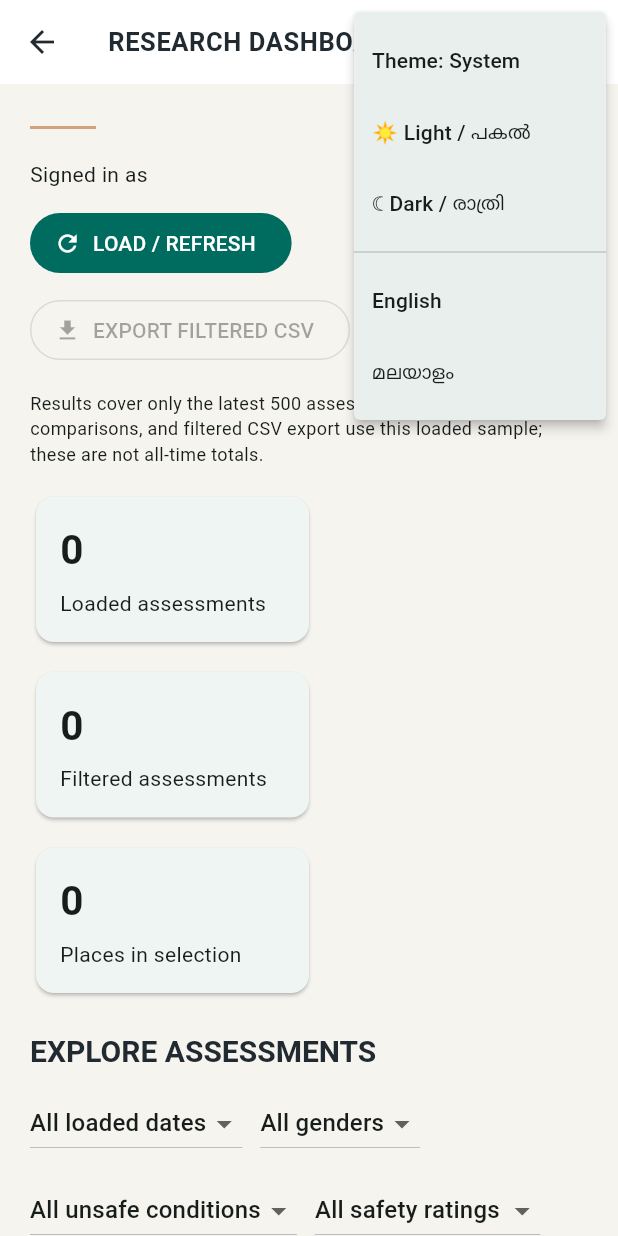
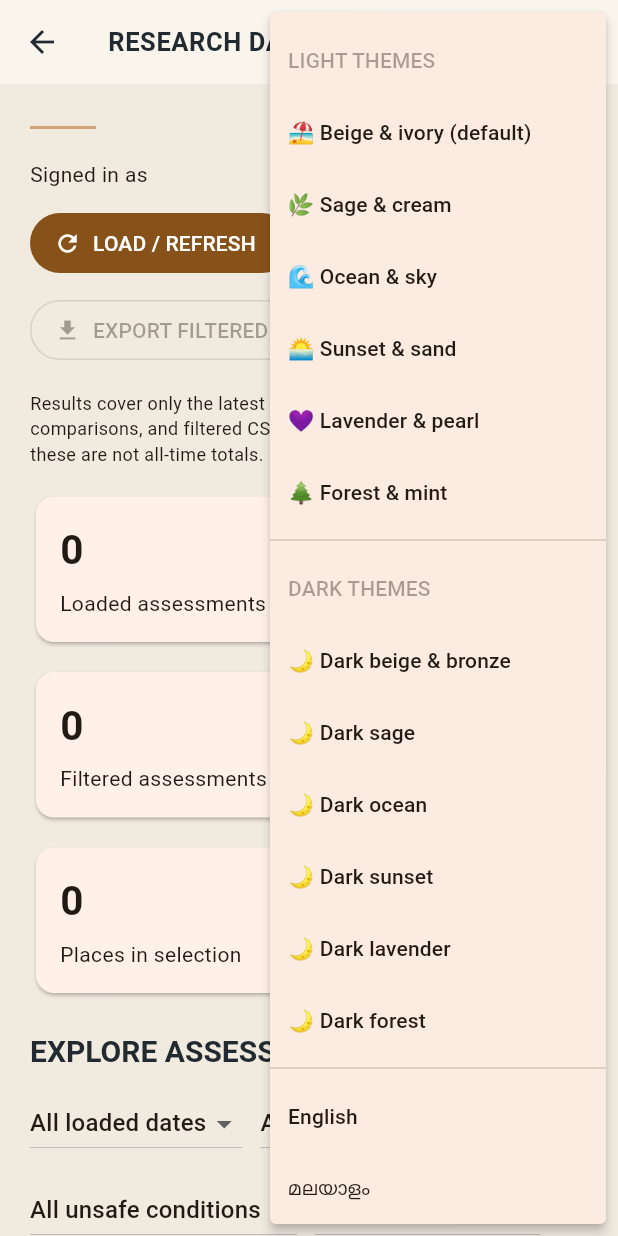
Before and after one commit to literallyshiva/coding-urban-safety, a Flutter app: the ResearchDashboardPage screen opened directly, after a tap on the "settings" icon, on a phone screen of 412 x 824 dp. Run offline on Flutter 3.47's test engine with Material 3 defaults, Android fonts, the phone set to English and light mode, and no system bars; our stand-ins replace cloud_firestore, firebase_auth, firebase_core, geolocator, google_maps_flutter, shared_preferences; missing offline and left inert: dart:html, dart:js_util; accounts and stored records are empty.

Commit message:
Add files via upload

```diff
--- a/lib/pages/home_page.dart
+++ b/lib/pages/home_page.dart
@@ -67,7 +67,7 @@ class HomePage extends StatelessWidget {
               style: TextStyle(fontSize: 47, height: 1.06,
                 fontWeight: FontWeight.w500, letterSpacing: -2.0, color: ink)),
             const SizedBox(height: 20),
-            Container(height: 2, width: 65, color: clay),
+            Container(height: 2, width: 65, color: Theme.of(context).colorScheme.primary),
             const SizedBox(height: 21),
             Text(AppPreferences.instance.tr('A study of safety, movement and playful exploration in public spaces.', 'പൊതു ഇടങ്ങളിലെ സുരക്ഷ, സഞ്ചാരം, വിനോദാനുഭവങ്ങൾ എന്നിവയെക്കുറിച്ചുള്ള പഠനം.'),
               style: TextStyle(fontSize: 17, height: 1.55, color: ink)),
@@ -88,7 +88,7 @@ class HomePage extends StatelessWidget {
               height: 55,
               child: FilledButton(
                 style: FilledButton.styleFrom(
-                  backgroundColor: ink, foregroundColor: Colors.white,
+                  backgroundColor: Theme.of(context).colorScheme.primary, foregroundColor: Theme.of(context).colorScheme.onPrimary,
                   shape: RoundedRectangleBorder(borderRadius: BorderRadius.circular(4))),
                 onPressed: () => _start(context),
                 child: Row(mainAxisAlignment: MainAxisAlignment.center,
--- a/lib/pages/research_dashboard_page.dart
+++ b/lib/pages/research_dashboard_page.dart
@@ -185,6 +185,8 @@ small{color:#555} @media print{body{margin:20mm}}</style></head><body>
           'Markers show only places within the loaded assessment sample.',
           style: TextStyle(fontSize: 12)),
       const SizedBox(height: 24),
+      _safetyOverview(),
+      const SizedBox(height: 24),
       _ratingChart(),
       const SizedBox(height: 20),
       _comparison(places),
@@ -241,6 +243,41 @@ small{color:#555} @media print{body{margin:20mm}}</style></head><body>
     );
   }
 
+
+  Widget _safetyOverview() {
+    final ratings = _filtered.map((r) => r.data()['safety_rating']).whereType<num>().toList();
+    final low = ratings.where((v) => v < 2.5).length;
+    final moderate = ratings.where((v) => v >= 2.5 && v < 3.5).length;
+    final high = ratings.where((v) => v >= 3.5).length;
+    final total = ratings.length;
+    final theme = Theme.of(context);
+    Widget category(String label, int count, Color color) => Expanded(
+      child: Padding(padding: const EdgeInsets.symmetric(horizontal: 4), child: Column(
+        crossAxisAlignment: CrossAxisAlignment.start, children: [
+          Text('$count', style: theme.textTheme.headlineSmall?.copyWith(
+            fontWeight: FontWeight.bold, color: color)),
+          Text(label, style: theme.textTheme.bodySmall),
+          const SizedBox(height: 6),
+          LinearProgressIndicator(value: total == 0 ? 0 : count / total,
+            color: color, minHeight: 10, borderRadius: BorderRadius.circular(6)),
+        ],
+      )),
+    );
+    return Card(child: Padding(padding: const EdgeInsets.all(16), child: Column(
+      crossAxisAlignment: CrossAxisAlignment.start, children: [
+        Text('SAFETY SNAPSHOT', style: theme.textTheme.titleLarge),
+        const SizedBox(height: 6),
+        Text('Distribution of $total rated assessments in the current filters',
+          style: theme.textTheme.bodySmall),
+        const SizedBox(height: 16),
+        Row(children: [
+          category('Needs attention', low, const Color(0xFFC46A60)),
+          category('Mixed', moderate, const Color(0xFFC79A51)),
+          category('Positive', high, const Color(0xFF638B78)),
+        ]),
+      ],
+    )));
+  }
 
   Widget _ratingChart() {
     final counts = List<int>.filled(5, 0);
--- a/lib/services/app_preferences.dart
+++ b/lib/services/app_preferences.dart
@@ -4,18 +4,51 @@ import 'package:shared_preferences/shared_preferences.dart';
 class AppPreferences extends ChangeNotifier {
   AppPreferences._();
   static final instance = AppPreferences._();
-  ThemeMode themeMode = ThemeMode.system;
+  // One choice controls both palette and brightness. Beige is the default.
+  String selectedTheme = 'beige';
   String language = 'en';
+  static const themeColors = <String, Color>{
+    'beige': Color(0xFF9B7553),
+    'sage': Color(0xFF647C77),
+    'ocean': Color(0xFF167C9C),
+    'sunset': Color(0xFFB85D48),
+    'lavender': Color(0xFF7656A8),
+    'forest': Color(0xFF38765B),
+    'dark-beige': Color(0xFFD6B28B),
+    'dark-sage': Color(0xFF9BBEB0),
+    'dark-ocean': Color(0xFF78C5DF),
+    'dark-sunset': Color(0xFFF2A58C),
+    'dark-lavender': Color(0xFFBEA4ED),
+    'dark-forest': Color(0xFF8FCBA7),
+  };
+  Color get accent => themeColors[selectedTheme] ?? themeColors['beige']!;
+  bool get isDark => selectedTheme.startsWith('dark-');
+  ThemeMode get themeMode => isDark ? ThemeMode.dark : ThemeMode.light;
+
   static Future<void> load() async {
     final prefs = await SharedPreferences.getInstance();
-    instance.themeMode = ThemeMode.values.firstWhere(
-      (m) => m.name == prefs.getString('theme_mode'), orElse: () => ThemeMode.system);
     instance.language = prefs.getString('language') == 'ml' ? 'ml' : 'en';
+    final stored = prefs.getString('selected_theme');
+    if (stored != null && themeColors.containsKey(stored)) {
+      instance.selectedTheme = stored;
+    } else {
+      // Migrate older palette/brightness choices without losing user preferences.
+      final oldPalette = prefs.getString('color_palette');
+      final oldMode = prefs.getString('theme_mode');
+      if (oldPalette != null && themeColors.containsKey(oldPalette)) {
+        final candidate = oldMode == 'dark' ? 'dark-$oldPalette' : oldPalette;
+        instance.selectedTheme = themeColors.containsKey(candidate) ? candidate : 'beige';
+      } else {
+        instance.selectedTheme = 'beige';
+      }
+    }
   }
-  Future<void> setTheme(ThemeMode value) async {
-    themeMode = value; notifyListeners();
+  Future<void> setSelectedTheme(String value) async {
+    if (!themeColors.containsKey(value)) return;
+    selectedTheme = value;
+    notifyListeners();
     final prefs = await SharedPreferences.getInstance();
-    await prefs.setString('theme_mode', value.name);
+    await prefs.setString('selected_theme', value);
   }
   Future<void> setLanguage(String value) async {
     language = value; notifyListeners();
--- a/lib/widgets/research_scaffold.dart
+++ b/lib/widgets/research_scaffold.dart
@@ -163,15 +163,28 @@ class AppSettingsButton extends StatelessWidget {
       tooltip: 'Theme and language / തീമും ഭാഷയും',
       icon: const Icon(Icons.settings_outlined),
       onSelected: (value) {
-        if (value == 'light') AppPreferences.instance.setTheme(ThemeMode.light);
-        if (value == 'dark') AppPreferences.instance.setTheme(ThemeMode.dark);
-        if (value == 'system') AppPreferences.instance.setTheme(ThemeMode.system);
-        if (value == 'en' || value == 'ml') AppPreferences.instance.setLanguage(value);
+        if (value.startsWith('theme:')) {
+          AppPreferences.instance.setSelectedTheme(value.substring(6));
+        } else if (value == 'en' || value == 'ml') {
+          AppPreferences.instance.setLanguage(value);
+        }
       },
       itemBuilder: (_) => const [
-        PopupMenuItem(value: 'system', child: Text('Theme: System')),
-        PopupMenuItem(value: 'light', child: Text('☀ Light / പകൽ')),
-        PopupMenuItem(value: 'dark', child: Text('☾ Dark / രാത്രി')),
+        PopupMenuItem(enabled: false, child: Text('LIGHT THEMES')),
+        PopupMenuItem(value: 'theme:beige', child: Text('🏖 Beige & ivory (default)')),
+        PopupMenuItem(value: 'theme:sage', child: Text('🌿 Sage & cream')),
+        PopupMenuItem(value: 'theme:ocean', child: Text('🌊 Ocean & sky')),
+        PopupMenuItem(value: 'theme:sunset', child: Text('🌅 Sunset & sand')),
+        PopupMenuItem(value: 'theme:lavender', child: Text('💜 Lavender & pearl')),
+        PopupMenuItem(value: 'theme:forest', child: Text('🌲 Forest & mint')),
+        PopupMenuDivider(),
+        PopupMenuItem(enabled: false, child: Text('DARK THEMES')),
+        PopupMenuItem(value: 'theme:dark-beige', child: Text('🌙 Dark beige & bronze')),
+        PopupMenuItem(value: 'theme:dark-sage', child: Text('🌙 Dark sage')),
+        PopupMenuItem(value: 'theme:dark-ocean', child: Text('🌙 Dark ocean')),
+        PopupMenuItem(value: 'theme:dark-sunset', child: Text('🌙 Dark sunset')),
+        PopupMenuItem(value: 'theme:dark-lavender', child: Text('🌙 Dark lavender')),
+        PopupMenuItem(value: 'theme:dark-forest', child: Text('🌙 Dark forest')),
         PopupMenuDivider(),
         PopupMenuItem(value: 'en', child: Text('English')),
         PopupMenuItem(value: 'ml', child: Text('മലയാളം')),
```
Also changed, not shown: lib/main.dart (+9 -8 lines), lib/pages/map_page.dart (+59 -12 lines), 3 other files.
